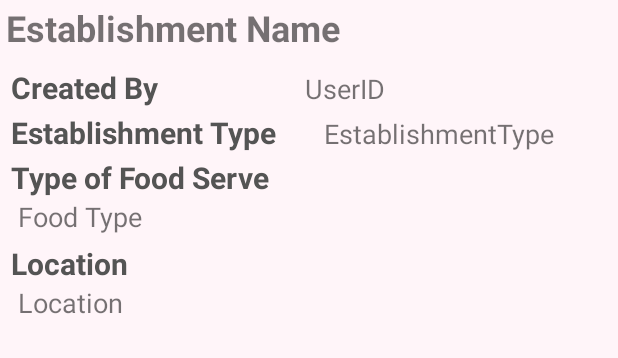
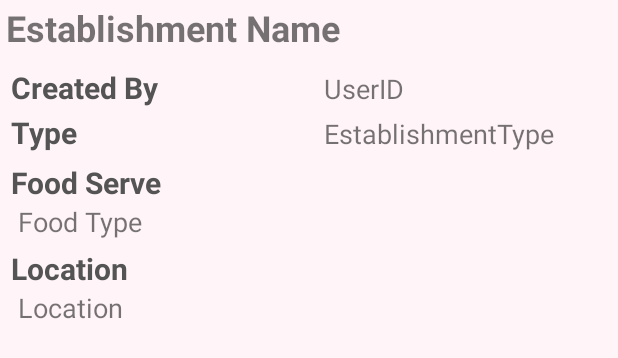
Before and after one commit to zovippro1996/mobileproject2018, an Android app: the layout fragment_detail.xml on its own in the app's theme, with its tools: preview values and no code run, on a phone screen of 412 x 824 dp. Shown: the top 358 px of the screen. Run offline under Robolectric (Android 15) with nearby library versions, the phone set to English and light mode, and no system bars.

Commit message:
Trung minor upd 20180508 2351

```diff
--- a/app/src/main/AndroidManifest.xml
+++ b/app/src/main/AndroidManifest.xml
@@ -27,6 +27,7 @@
             android:name=".EstablishmentConfirmationActivity"
             android:parentActivityName=".EstablishmentFormActivity"
             android:screenOrientation="portrait"
+            android:label="Confirmation"
             android:theme="@style/AppTheme">
             <!-- The meta-data element is needed for versions lower than 4.1 -->
             <meta-data
--- a/app/src/main/res/layout/fragment_detail.xml
+++ b/app/src/main/res/layout/fragment_detail.xml
@@ -46,7 +46,7 @@
 
                 <TextView
                     android:id="@+id/userID"
-                    android:layout_width="371dp"
+                    android:layout_width="match_parent"
                     android:layout_height="wrap_content"
                     android:layout_marginLeft="5dp"
                     android:layout_marginRight="5dp"
@@ -79,6 +79,7 @@
             <LinearLayout
                 android:layout_width="match_parent"
                 android:layout_height="match_parent"
+                android:layout_marginBottom="3dp"
                 android:orientation="horizontal">
 
                 <TextView
@@ -90,7 +91,7 @@
                     android:layout_marginLeft="5dp"
                     android:layout_marginRight="5dp"
                     android:layout_weight="1"
-                    android:text="Establishment Type"
+                    android:text="Type"
                     android:textColor="#545454"
                     android:textSize="20sp"
                     android:textStyle="bold"
@@ -123,7 +124,7 @@
                 android:layout_alignParentTop="true"
                 android:layout_marginLeft="5dp"
                 android:layout_marginRight="5dp"
-                android:text="Type of Food Serve"
+                android:text="Food Serve"
                 android:textColor="#545454"
                 android:textSize="20sp"
                 android:textStyle="bold"
```
